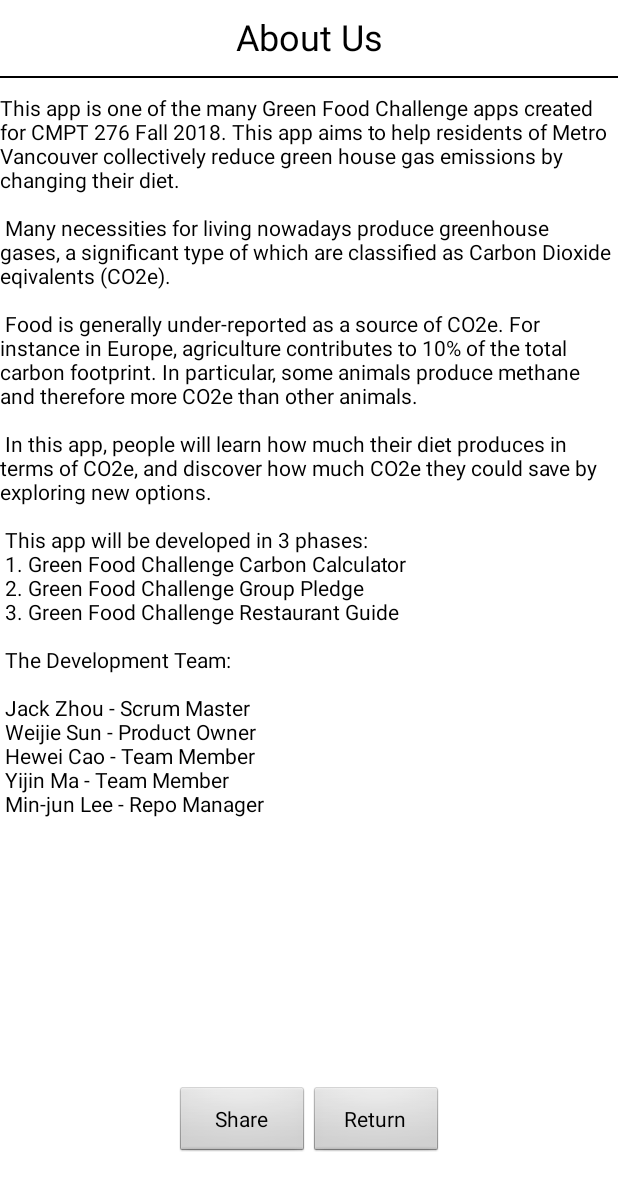
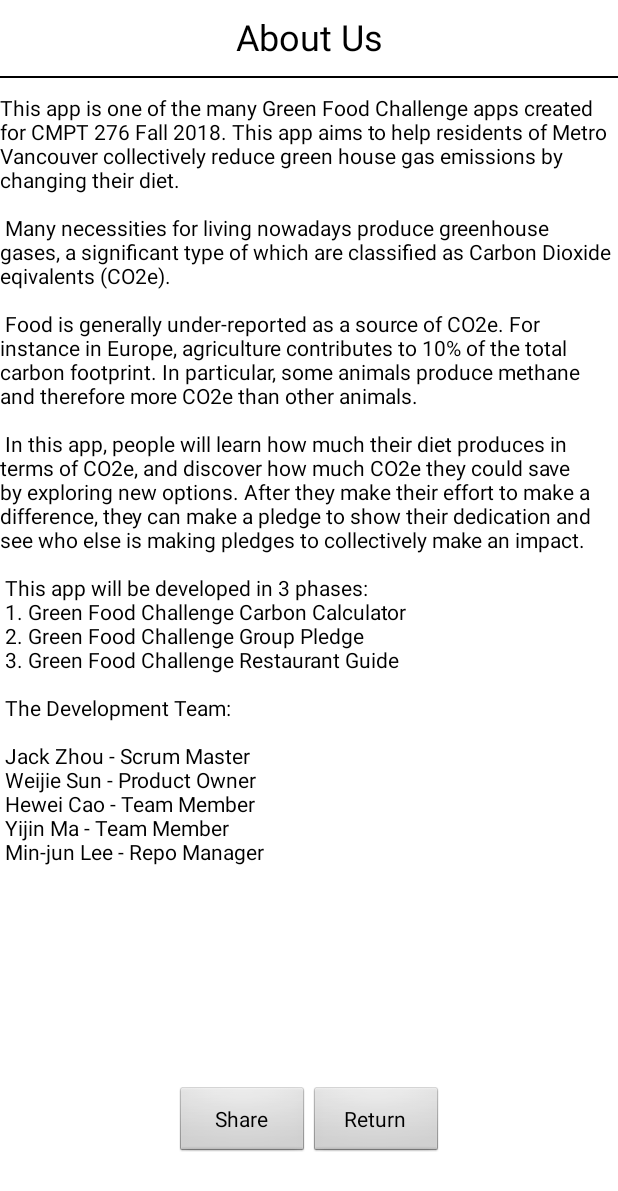
Before and after one commit to jryzkns/VerdeFoodChallenge, an Android app: the ActivityAboutUs screen opened directly, with no data from a screen before it, on a phone screen of 412 x 824 dp. Shown: the top 1191 px of the screen. Run offline under Robolectric (Android 15) with nearby library versions, the phone set to English and light mode, and no system bars.

Commit message:
Sharing mechanism is done. (!!!)

```diff
--- a/app/build.gradle
+++ b/app/build.gradle
@@ -26,5 +26,5 @@ dependencies {
     androidTestImplementation 'com.android.support.test:runner:1.0.2'
     androidTestImplementation 'com.android.support.test.espresso:espresso-core:3.0.2'
 
-    implementation 'com.facebook.android:facebook-android-sdk:[4,5)'
+//    implementation 'com.facebook.android:facebook-android-sdk:[4,5)'
 }
--- a/app/src/main/java/allinmain/cmpt276/verdefoodchallenge/ActivityAboutUs.java
+++ b/app/src/main/java/allinmain/cmpt276/verdefoodchallenge/ActivityAboutUs.java
@@ -6,7 +6,6 @@ import android.os.Bundle;
 import android.view.View;
 import android.view.View.OnClickListener;
 import android.widget.Button;
-import android.widget.GridView;
 
 public class ActivityAboutUs extends Activity implements OnClickListener {
 
@@ -14,7 +13,8 @@ public class ActivityAboutUs extends Activity implements OnClickListener {
 
     Intent shareIntent;
 
-    String shareBody = "I am making positive change on the world with this app, come join me!";
+    String shareBody = "I am making **positive** change on the world with this app, and I have " +
+            "pledged to <PLEDGE_DATA>! Come join me!";
 
     @Override
     protected void onCreate(Bundle savedInstanceState) {
@@ -28,6 +28,8 @@ public class ActivityAboutUs extends Activity implements OnClickListener {
         iknow=(Button)this.findViewById(R.id.iknow);
         iknow.setOnClickListener(this);
 
+
+        // As per Requirement 3.2.5
         share=(Button)this.findViewById(R.id.share);
         share.setOnClickListener(new View.OnClickListener() {
             @Override
@@ -37,9 +39,7 @@ public class ActivityAboutUs extends Activity implements OnClickListener {
                 shareIntent.putExtra(Intent.EXTRA_SUBJECT, "Verde Food Challenge!");
                 shareIntent.putExtra(Intent.EXTRA_TEXT, shareBody);
                 startActivity(Intent.createChooser(shareIntent, "Share to: "));
-
             }
-
         });
 
     }
--- a/app/src/main/res/values/strings.xml
+++ b/app/src/main/res/values/strings.xml
@@ -12,7 +12,9 @@
         In particular, some animals produce methane and therefore more CO2e than other animals.\n
 \n
         In this app, people will learn how much their diet produces in terms of CO2e,
-        and discover how much CO2e they could save by exploring new options.\n
+        and discover how much CO2e they could save by exploring new options.
+        After they make their effort to make a difference, they can make a pledge to show
+        their dedication and see who else is making pledges to collectively make an impact.\n
 \n
         This app will be developed in 3 phases:\n
         1. Green Food Challenge Carbon Calculator\n
@@ -51,6 +53,4 @@
     <string name="start">Start</string>
     <string name="share">Share</string>
 
-    <string name="facebook_app_id">2175579612701136</string>
-
 </resources>
--- a/build.gradle
+++ b/build.gradle
@@ -5,7 +5,7 @@ buildscript {
     repositories {
         google()
         jcenter()
-        mavenCentral()
+//        mavenCentral()
     }
     dependencies {
         classpath 'com.android.tools.build:gradle:3.2.1'
```
Also changed, not shown: app/src/main/AndroidManifest.xml (+0 -8 lines), 1 other file.
